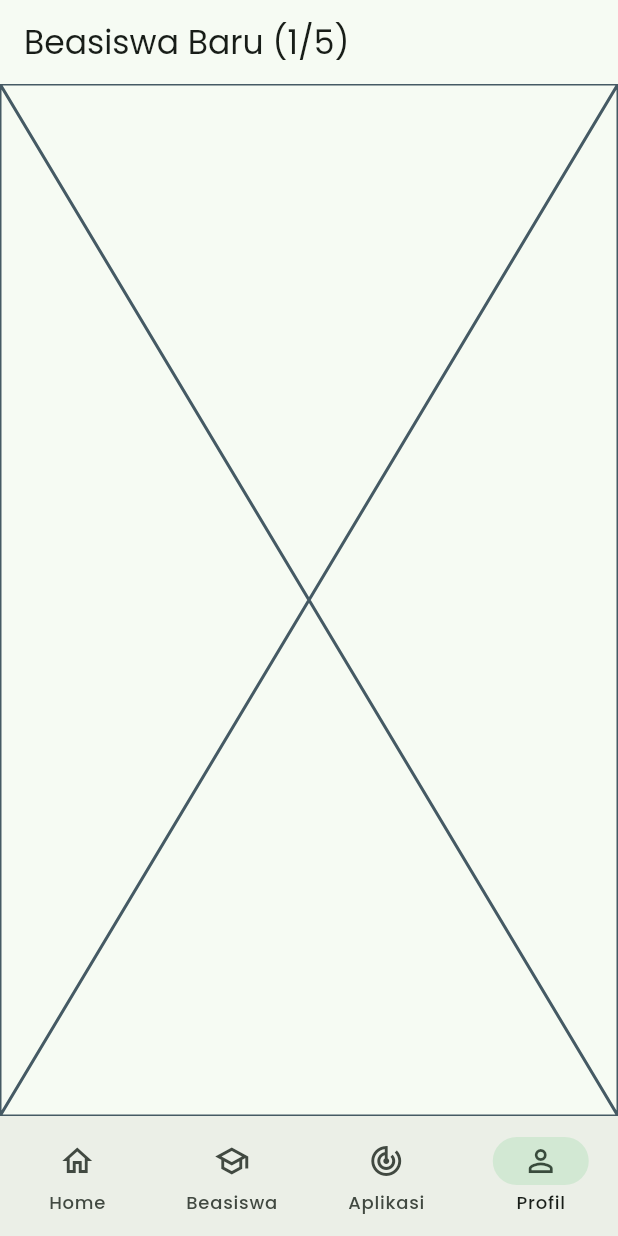
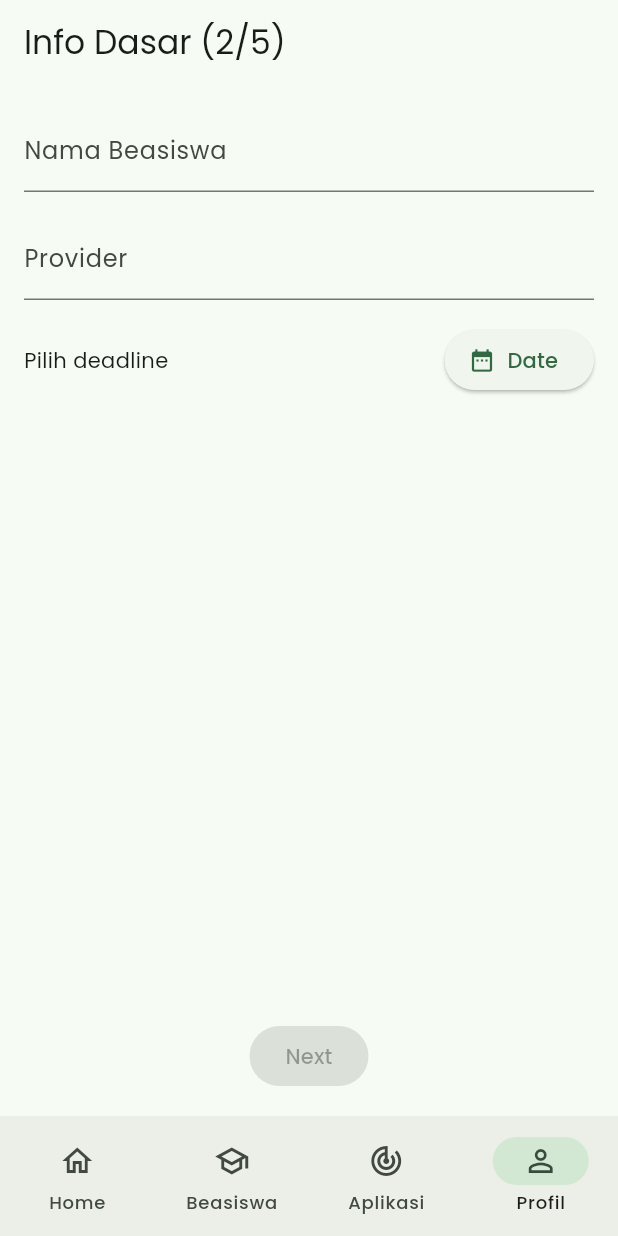
Before and after one commit to Najwanyusnianda/my_saku_beasiswa, a Flutter app: the AddEditScholarshipWizard screen opened by its route, swiped to page 2, on a phone screen of 412 x 824 dp. Run offline on Flutter 3.47's test engine with Material 3 defaults, Android fonts, the light colour scheme and no system bars; our stand-ins replace drift, flutter_riverpod, freezed_annotation, go_router, google_fonts; accounts and stored records are empty; generated files the repository leaves out were written again.

Commit message:
feat: wizard step2 & save scholarship + dashboard counts

```diff
--- a/lib/data/local/dao/scholarship_dao.dart
+++ b/lib/data/local/dao/scholarship_dao.dart
@@ -20,4 +20,6 @@ class ScholarshipDao extends DatabaseAccessor<AppDatabase>
   Future<void> updateStatus(int id, String status) =>
       (update(scholarships)..where((tbl) => tbl.id.equals(id)))
           .write(ScholarshipsCompanion(status: Value(status)));
+
+
 }
--- a/lib/features/dashboard/application/dashboard_counts_provider.dart
+++ b/lib/features/dashboard/application/dashboard_counts_provider.dart
@@ -3,8 +3,7 @@ import 'package:my_saku_beasiswa/core/providers.dart';
 
 
 // features/dashboard/application/dashboard_counts_provider.dart
-final dashboardCountsProvider = FutureProvider<int>((ref) async {
+final dashboardCountsProvider = StreamProvider<int>((ref) {
   final dao = ref.watch(scholarshipDaoProvider);
-  final list = await dao.watchAll().first;
-  return list.length; // jumlah beasiswa
+  return dao.watchAll().map((list) => list.length);
 });
--- a/lib/features/dashboard/presentation/dashboard_screen.dart
+++ b/lib/features/dashboard/presentation/dashboard_screen.dart
@@ -3,6 +3,17 @@ import 'package:flutter_riverpod/flutter_riverpod.dart';
 
 import '../application/dashboard_counts_provider.dart';
 import '../application/dashboard_templates_count_provider.dart';
+import '../../../../core/providers.dart'; // pastikan provider scholarshipDaoProvider ada di sini
+
+// Tambahkan provider nearestDeadlineProvider jika belum didefinisikan di tempat lain
+final nearestDeadlineProvider = StreamProvider<DateTime?>((ref) {
+  final dao = ref.watch(scholarshipDaoProvider);
+  return dao.watchAll().map((l) {
+    if (l.isEmpty) return null;
+    l.sort((a, b) => a.deadline.compareTo(b.deadline));
+    return l.first.deadline;
+  });
+});
 
 class DashboardScreen extends ConsumerWidget {
   const DashboardScreen({super.key});
@@ -11,10 +22,11 @@ class DashboardScreen extends ConsumerWidget {
   Widget build(BuildContext context, WidgetRef ref) {
     final countAsync = ref.watch(dashboardCountsProvider);
     final templateCountAsync = ref.watch(templateCountProvider);
+    final deadlineAsync = ref.watch(nearestDeadlineProvider);
 
     return Scaffold(
-      body:Center(
-        child:Column(
+      body: Center(
+        child: Column(
           mainAxisAlignment: MainAxisAlignment.center,
           crossAxisAlignment: CrossAxisAlignment.center,
           children: [
@@ -29,17 +41,23 @@ class DashboardScreen extends ConsumerWidget {
               loading: () => const CircularProgressIndicator(),
               error: (e, _) => Text('Template Error: $e'),
             ),
+            const SizedBox(height: 20), // Spacing tambahan untuk deadline
+            deadlineAsync.when(
+              data: (deadline) => Text(
+                deadline != null
+                    ? 'Deadline Terdekat: ${deadline.toLocal()}'
+                    : 'Belum ada deadline',
+              ),
+              loading: () => const CircularProgressIndicator(),
+              error: (e, _) => Text('Deadline Error: $e'),
+            ),
           ],
         ),
       ),
-    floatingActionButton:   FloatingActionButton(
-        onPressed: () => Navigator.pushNamed(context, '/add'), // route /add diarahkan ke wizard
+      floatingActionButton: FloatingActionButton(
+        onPressed: () => Navigator.pushNamed(context, '/add'),
         child: const Icon(Icons.add),
       ),
     );
   }
-
-  //add floating action button
-
-
 }
--- a/lib/features/scholarship/application/add_form_provider.dart
+++ b/lib/features/scholarship/application/add_form_provider.dart
@@ -25,3 +25,10 @@ class AddScholarshipFormNotifier extends StateNotifier<AddScholarshipForm> {
   void setProvider(String v) => state = state..provider = v;
   void setDeadline(DateTime d) => state = state..deadline = d;
 }
+
+extension AddFormX on AddScholarshipForm {
+  bool get isStep2Valid =>
+      name.trim().isNotEmpty &&
+      provider.trim().isNotEmpty &&
+      deadline != null;
+}
--- a/lib/features/scholarship/presentation/wizard/add_edit_scholarship_wizard.dart
+++ b/lib/features/scholarship/presentation/wizard/add_edit_scholarship_wizard.dart
@@ -1,8 +1,16 @@
 // lib/features/scholarship/presentation/wizard/add_edit_scholarship_wizard.dart
 import 'package:flutter/material.dart';
 import 'package:flutter_riverpod/flutter_riverpod.dart';
+import 'package:drift/drift.dart';
+import 'package:my_saku_beasiswa/features/scholarship/application/add_form_provider.dart';
+import '../../../../core/providers.dart';
+// import app_database.dart';
+import '../../../../data/local/app_database.dart';
+
+
+//import step form
 import 'step_template_select.dart';
-
+import 'step_info_basic.dart';
 class AddEditScholarshipWizard extends ConsumerStatefulWidget {
   const AddEditScholarshipWizard({super.key});
 
@@ -14,23 +22,47 @@ class AddEditScholarshipWizard extends ConsumerStatefulWidget {
 class _AddEditScholarshipWizardState
     extends ConsumerState<AddEditScholarshipWizard> {
   final _pageCtrl = PageController();
+  int _page = 0;
 
   void _next() => _pageCtrl.nextPage(
         duration: const Duration(milliseconds: 300),
         curve: Curves.easeOut,
       );
 
+  Future<void> _save() async {
+    final form = ref.read(addScholarshipFormProvider);
+    final dao  = ref.read(scholarshipDaoProvider);
+
+    await dao.insertScholarship(ScholarshipsCompanion.insert(
+      name: form.name,
+      provider: form.provider,
+      deadline: form.deadline!,
+      templateId: Value(form.templateId),
+    ));
+    if (mounted) Navigator.pop(context); // kembali Dashboard
+  }
+
+  @override
+  void initState() {
+    super.initState();
+    _pageCtrl.addListener(() {
+      final idx = _pageCtrl.page?.round() ?? 0;
+      if (idx != _page) setState(() => _page = idx);
+    });
+  }
+
   @override
   Widget build(BuildContext context) {
+    final titles = ['Pilih Template', 'Info Dasar', 'Persyaratan', 'Tahapan', 'Simpan'];
     return Scaffold(
-      appBar: AppBar(title: const Text('Beasiswa Baru (1/5)')),
+      appBar: AppBar(title: Text('${titles[_page]} (${_page + 1}/5)')),
       body: PageView(
         controller: _pageCtrl,
         physics: const NeverScrollableScrollPhysics(),
         children: [
-          StepTemplateSelect(onNext: _next), // STEP 1
-          const Placeholder(),               // STEP 2 dikerjakan nanti
-          const Placeholder(),
+          StepTemplateSelect(onNext: _next),
+          StepInfoBasic(onNext: _save), // untuk v1, selesai di sini
+          const Placeholder(),          // Step 3–5 nanti
           const Placeholder(),
           const Placeholder(),
         ],
--- /dev/null
+++ b/lib/features/scholarship/presentation/wizard/step_info_basic.dart
@@ -0,0 +1,66 @@
+import 'package:flutter/material.dart';
+import 'package:flutter_riverpod/flutter_riverpod.dart';
+import 'package:my_saku_beasiswa/features/scholarship/application/add_form_provider.dart';
+import 'package:intl/intl.dart';
+
+class StepInfoBasic extends ConsumerWidget {
+  const StepInfoBasic({super.key, required this.onNext});
+  final VoidCallback onNext;   // tombol Next di wizard
+
+  @override
+  Widget build(BuildContext context, WidgetRef ref) {
+    final form = ref.watch(addScholarshipFormProvider);
+    final notifier = ref.read(addScholarshipFormProvider.notifier);
+
+    final nameCtrl = TextEditingController(text: form.name);
+    final provCtrl = TextEditingController(text: form.provider);
+
+    return Padding(
+      padding: const EdgeInsets.all(16),
+      child: Column(
+        children: [
+          TextFormField(
+            controller: nameCtrl,
+            decoration: const InputDecoration(labelText: 'Nama Beasiswa'),
+            onChanged: notifier.setName,
+          ),
+          const SizedBox(height: 16),
+          TextFormField(
+            controller: provCtrl,
+            decoration: const InputDecoration(labelText: 'Provider'),
+            onChanged: notifier.setProvider,
+          ),
+          const SizedBox(height: 16),
+          Row(
+            children: [
+              Expanded(
+                child: Text(form.deadline == null
+                    ? 'Pilih deadline'
+                    : DateFormat('d MMM yyyy').format(form.deadline!)),
+              ),
+              ElevatedButton.icon(
+                icon: const Icon(Icons.date_range),
+                label: const Text('Date'),
+                onPressed: () async {
+                  final now = DateTime.now();
+                  final picked = await showDatePicker(
+                    context: context,
+                    firstDate: now,
+                    lastDate: now.add(const Duration(days: 730)),
+                    initialDate: form.deadline ?? now,
+                  );
+                  if (picked != null) notifier.setDeadline(picked);
+                },
+              ),
+            ],
+          ),
+          const Spacer(),
+          ElevatedButton(
+            onPressed: form.isStep2Valid ? onNext : null,
+            child: const Text('Next'),
+          ),
+        ],
+      ),
+    );
+  }
+}
```
Also changed, not shown: lib/features/dashboard/application/dashboard_templates_count_provider.dart (line endings or trailing spaces). Lines whose indentation alone changed are shown as unchanged.
